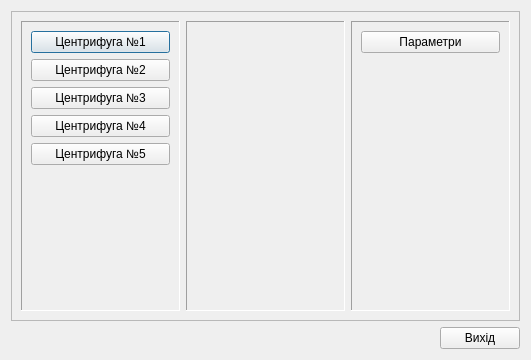
Qt form satur/scada/history.ui (vanessaorgua/dondushen) before a commit.
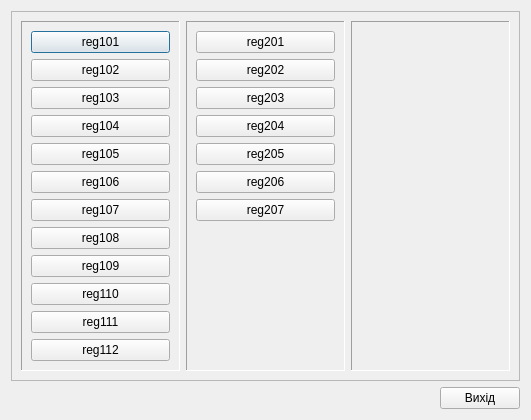
The same form after that commit.

```diff
--- a/satur/scada/history.ui
+++ b/satur/scada/history.ui
@@ -7,7 +7,7 @@
     <x>0</x>
     <y>0</y>
     <width>531</width>
-    <height>360</height>
+    <height>383</height>
    </rect>
   </property>
   <property name="windowTitle">
@@ -35,35 +35,77 @@
          <item>
           <widget class="QPushButton" name="Cf_10cf">
            <property name="text">
-            <string>Центрифуга №1</string>
+            <string>reg101</string>
            </property>
           </widget>
          </item>
          <item>
           <widget class="QPushButton" name="Cf_20cf">
            <property name="text">
-            <string>Центрифуга №2</string>
+            <string>reg102</string>
            </property>
           </widget>
          </item>
          <item>
           <widget class="QPushButton" name="Cf_30cf">
            <property name="text">
-            <string>Центрифуга №3</string>
+            <string>reg103</string>
            </property>
           </widget>
          </item>
          <item>
           <widget class="QPushButton" name="Cf_40cf">
            <property name="text">
-            <string>Центрифуга №4</string>
+            <string>reg104</string>
            </property>
           </widget>
          </item>
          <item>
           <widget class="QPushButton" name="Cf_50cf">
            <property name="text">
-            <string>Центрифуга №5</string>
+            <string>reg105</string>
+           </property>
+          </widget>
+         </item>
+         <item>
+          <widget class="QPushButton" name="trend1_reg106">
+           <property name="text">
+            <string>reg106</string>
+           </property>
+          </widget>
+         </item>
+         <item>
+          <widget class="QPushButton" name="trend1_reg107">
+           <property name="text">
+            <string>reg107</string>
+           </property>
+          </widget>
+         </item>
+         <item>
+          <widget class="QPushButton" name="trend1_reg108">
+           <property name="text">
+            <string>reg108</string>
+           </property>
+          </widget>
+         </item>
+         <item>
+          <widget class="QPushButton" name="trend1_reg109">
+           <property name="text">
+            <string>reg109</string>
+           </property>
+          </widget>
+         </item>
+         <item>
+          <widget class="QPushButton" name="trend1_reg110">
+           <property name="text">
+            <string>reg110</string>
+           </property>
+          </widget>
+         </item>
+         <item>
+          <widget class="QPushButton" name="trend1_reg111">
+           <property name="text">
+            <string>reg111</string>
            </property>
           </widget>
          </item>
@@ -80,6 +122,13 @@
            </property>
           </spacer>
          </item>
+         <item>
+          <widget class="QPushButton" name="trend1_reg112">
+           <property name="text">
+            <string>reg112</string>
+           </property>
+          </widget>
+         </item>
         </layout>
        </widget>
       </item>
@@ -92,6 +141,55 @@
          <enum>QFrame::Sunken</enum>
         </property>
         <layout class="QVBoxLayout" name="verticalLayout_2">
+         <item>
+          <widget class="QPushButton" name="trend2_reg201">
+           <property name="text">
+            <string>reg201</string>
+           </property>
+          </widget>
+         </item>
+         <item>
+          <widget class="QPushButton" name="trend2_reg202">
+           <property name="text">
+            <string>reg202</string>
+           </property>
+          </widget>
+         </item>
+         <item>
+          <widget class="QPushButton" name="trend2_reg203">
+           <property name="text">
+            <string>reg203</string>
+           </property>
+          </widget>
+         </item>
+         <item>
+          <widget class="QPushButton" name="trend2_reg204">
+           <property name="text">
+            <string>reg204</string>
+           </property>
+          </widget>
+         </item>
+         <item>
+          <widget class="QPushButton" name="trend2_reg205">
+           <property name="text">
+            <string>reg205</string>
+           </property>
+          </widget>
+         </item>
+         <item>
+          <widget class="QPushButton" name="trend2_reg206">
+           <property name="text">
+            <string>reg206</string>
+           </property>
+          </widget>
+         </item>
+         <item>
+          <widget class="QPushButton" name="trend2_reg207">
+           <property name="text">
+            <string>reg207</string>
+           </property>
+          </widget>
+         </item>
          <item>
           <spacer name="verticalSpacer_2">
            <property name="orientation">
@@ -117,13 +215,6 @@
          <enum>QFrame::Sunken</enum>
         </property>
         <layout class="QVBoxLayout" name="verticalLayout_3">
-         <item>
-          <widget class="QPushButton" name="trend0trend">
-           <property name="text">
-            <string>Параметри</string>
-           </property>
-          </widget>
-         </item>
          <item>
           <spacer name="verticalSpacer_3">
            <property name="orientation">
```
Left out of the diff: 10 changed lines with no effect on the pictures.
